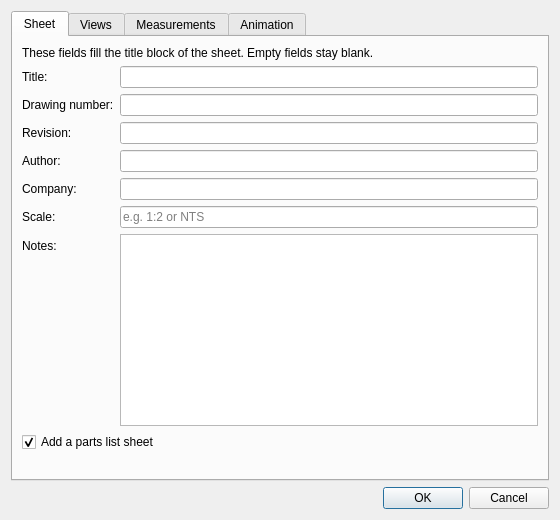
Above: ui/Pdf3D/Pdf3DExportDialog.ui from sharjith/ModelViewer-Qt before the change. Below: the same form after it.
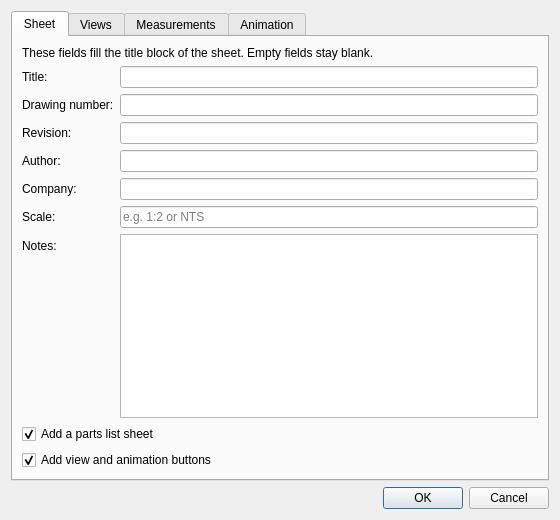
That is the form after the change.

Commit message: 3D PDF phase 5: view and animation buttons on the page; animation waits for a click when autostart is off

Patch:
```diff
--- a/ui/Pdf3D/Pdf3DExportDialog.ui
+++ b/ui/Pdf3D/Pdf3DExportDialog.ui
@@ -133,6 +133,20 @@
          </property>
         </widget>
        </item>
+       <item>
+        <widget class="QCheckBox" name="viewButtonsCheck">
+         <property name="toolTip">
+          <string>Adds a row of buttons under the 3D area: previous and next view, a button per view
+(when they fit) and, with an animation, play and pause. Works in Adobe Acrobat and Reader.</string>
+         </property>
+         <property name="text">
+          <string>Add view and animation buttons</string>
+         </property>
+         <property name="checked">
+          <bool>true</bool>
+         </property>
+        </widget>
+       </item>
        <item>
         <spacer name="verticalSpacer">
          <property name="orientation">
```
The commit also changes 9 other files.
